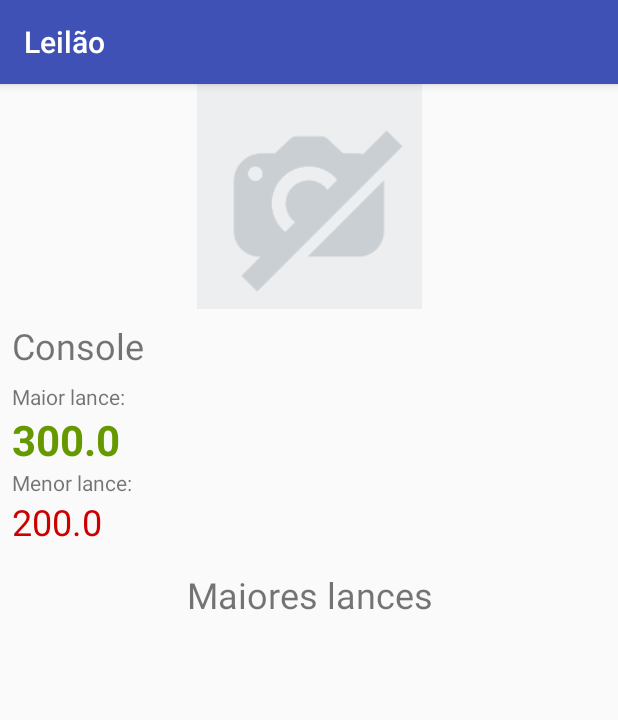
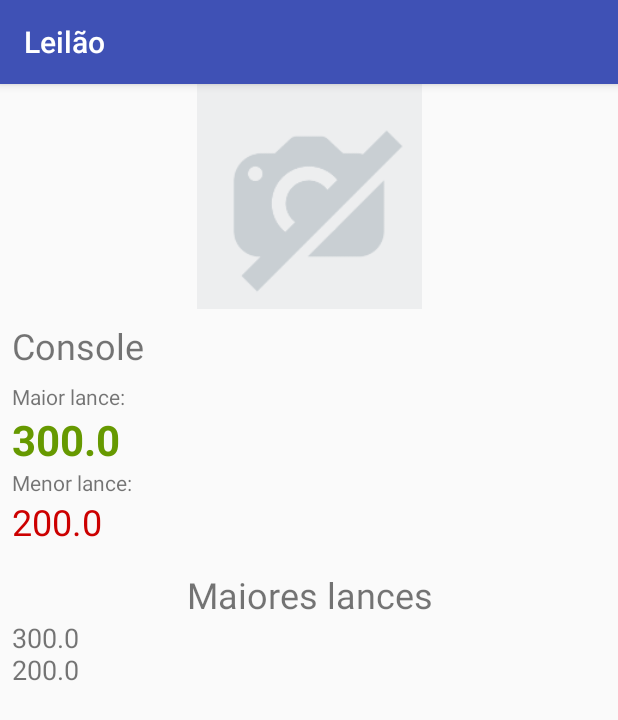
Before and after one commit to RafaelIrineu/Alura, an Android app: the screen it shows after launch (LancesLeilaoActivity), after a tap on "Console", on a phone screen of 412 x 824 dp. Shown: the top 720 px of the screen. Run offline under Robolectric (Android 15) with nearby library versions, the phone set to English and light mode, and no system bars.

```diff
--- a/TESTES/Leilao/app/src/main/java/br/com/alura/leilao/ui/activity/LancesLeilaoActivity.java
+++ b/TESTES/Leilao/app/src/main/java/br/com/alura/leilao/ui/activity/LancesLeilaoActivity.java
@@ -8,6 +8,7 @@ import android.widget.TextView;
 import java.io.Serializable;
 
 import br.com.alura.leilao.R;
+import br.com.alura.leilao.model.Lance;
 import br.com.alura.leilao.model.Leilao;
 
 public class LancesLeilaoActivity extends AppCompatActivity {
@@ -17,7 +18,7 @@ public class LancesLeilaoActivity extends AppCompatActivity {
         super.onCreate(savedInstanceState);
         setContentView(R.layout.activity_lances_leilao);
         Intent dadosRecebidos = getIntent();
-        if(dadosRecebidos.hasExtra("leilao")){
+        if (dadosRecebidos.hasExtra("leilao")) {
             Leilao leilao = (Leilao) dadosRecebidos.getSerializableExtra("leilao");
             TextView descricao = findViewById(R.id.lances_leilao_descricao);
             descricao.setText(leilao.getDescricao());
@@ -25,6 +26,15 @@ public class LancesLeilaoActivity extends AppCompatActivity {
             maiorLance.setText(String.valueOf(leilao.getMaiorLance()));
             TextView menorLance = findViewById(R.id.lances_leilao_menor_lance);
             menorLance.setText(String.valueOf(leilao.getMenorLance()));
+            TextView maioresLances = findViewById(R.id.lances_leilao_maiores_lances);
+            StringBuilder sb = new StringBuilder();
+
+            for (Lance lance : leilao.tresMaioresLances()) {
+                sb.append(lance.getValor()).append("\n");
+            }
+
+            String maioresLancesEmTexto = sb.toString();
+            maioresLances.setText(maioresLancesEmTexto);
         }
     }
 }
--- a/TESTES/Leilao/app/src/main/java/br/com/alura/leilao/ui/activity/ListaLeilaoActivity.java
+++ b/TESTES/Leilao/app/src/main/java/br/com/alura/leilao/ui/activity/ListaLeilaoActivity.java
@@ -36,11 +36,28 @@ public class ListaLeilaoActivity extends AppCompatActivity {
 
     private List<Leilao> leiloesDeExemplo() {
         Leilao console = new Leilao("Console");
-        console.propoe(new Lance(new Usuario("Rafael"),200.0));
-        console.propoe(new Lance(new Usuario("Lucas"),300.0));
+        console.propoe(new Lance(new Usuario("Rafael"), 200.0));
+        console.propoe(new Lance(new Usuario("Lucas"), 300.0));
+
+        Leilao carro1 = new Leilao("Nissan GTR32");
+        carro1.propoe(new Lance(new Usuario("Rafael"), 120000.0));
+        carro1.propoe(new Lance(new Usuario("Toreto"), 110000.0));
+        carro1.propoe(new Lance(new Usuario("Brian"), 115000.0));
+
+        Leilao carro2 = new Leilao("Lancer Evo-7");
+        carro2.propoe(new Lance(new Usuario("Rafael"), 120000.0));
+
+        Leilao carro3 = new Leilao("Viper GTRS");
+        carro3.propoe(new Lance(new Usuario("Rafael"), 120000.0));
+        carro3.propoe(new Lance(new Usuario("Toreto"), 110000.0));
+        carro3.propoe(new Lance(new Usuario("Brian"), 115000.0));
+        carro3.propoe(new Lance(new Usuario("Han"), 155000.0));
+
         return new ArrayList<>(Arrays.asList(
-                console
+                console,
+                carro1,
+                carro2,
+                carro3
         ));
     }
-
 }
```
Also changed, not shown: 1 other file.
